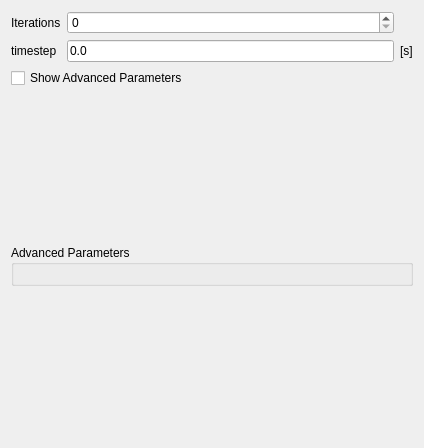
Above: ui/paramWidget.ui from haskelladdict/mcellGUI before the change. Below: the same form after it.
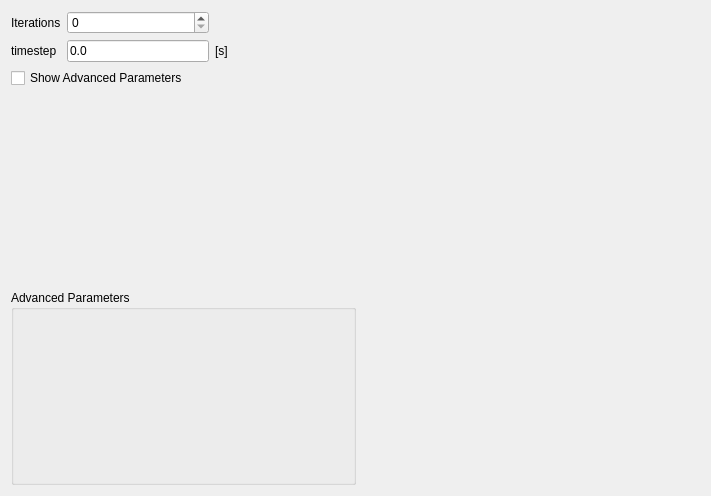
That is the form after the change.

Commit message: Improved GUI layout and sizing.

Diff of the .ui file:
```diff
--- a/ui/paramWidget.ui
+++ b/ui/paramWidget.ui
@@ -6,15 +6,56 @@
    <rect>
     <x>0</x>
     <y>0</y>
-    <width>424</width>
-    <height>448</height>
+    <width>711</width>
+    <height>496</height>
    </rect>
   </property>
   <property name="windowTitle">
    <string>Form</string>
   </property>
-  <layout class="QVBoxLayout" name="verticalLayout_2">
-   <item>
+  <layout class="QGridLayout" name="gridLayout_3">
+   <item row="4" column="0">
+    <widget class="QGroupBox" name="advancedGrouper">
+     <property name="enabled">
+      <bool>true</bool>
+     </property>
+     <property name="title">
+      <string>Advanced Parameters</string>
+     </property>
+     <property name="checkable">
+      <bool>false</bool>
+     </property>
+     <property name="checked">
+      <bool>false</bool>
+     </property>
+     <layout class="QVBoxLayout" name="verticalLayout">
+      <item>
+       <layout class="QGridLayout" name="paramGrid"/>
+      </item>
+      <item>
+       <spacer name="verticalSpacer_2">
+        <property name="orientation">
+         <enum>Qt::Vertical</enum>
+        </property>
+        <property name="sizeHint" stdset="0">
+         <size>
+          <width>14</width>
+          <height>124</height>
+         </size>
+        </property>
+       </spacer>
+      </item>
+     </layout>
+    </widget>
+   </item>
+   <item row="1" column="0">
+    <widget class="QCheckBox" name="checkBox">
+     <property name="text">
+      <string>Show Advanced Parameters</string>
+     </property>
+    </widget>
+   </item>
+   <item row="0" column="0">
     <layout class="QGridLayout" name="gridLayout" columnstretch="0,0,0">
      <item row="0" column="0">
       <widget class="QLabel" name="label">
@@ -54,58 +95,43 @@
        </property>
       </widget>
      </item>
+     <item row="0" column="2">
+      <spacer name="horizontalSpacer_2">
+       <property name="orientation">
+        <enum>Qt::Horizontal</enum>
+       </property>
+       <property name="sizeHint" stdset="0">
+        <size>
+         <width>40</width>
+         <height>20</height>
+        </size>
+       </property>
+      </spacer>
+     </item>
     </layout>
    </item>
-   <item>
-    <widget class="QCheckBox" name="checkBox">
-     <property name="text">
-      <string>Show Advanced Parameters</string>
-     </property>
-    </widget>
-   </item>
-   <item>
+   <item row="2" column="0">
     <spacer name="verticalSpacer">
      <property name="orientation">
       <enum>Qt::Vertical</enum>
      </property>
      <property name="sizeHint" stdset="0">
       <size>
-       <width>20</width>
-       <height>131</height>
+       <width>14</width>
+       <height>125</height>
       </size>
      </property>
     </spacer>
    </item>
-   <item>
-    <widget class="QGroupBox" name="advancedGrouper">
-     <property name="enabled">
-      <bool>true</bool>
-     </property>
-     <property name="title">
-      <string>Advanced Parameters</string>
-     </property>
-     <property name="checkable">
-      <bool>false</bool>
-     </property>
-     <property name="checked">
-      <bool>false</bool>
-     </property>
-     <layout class="QVBoxLayout" name="verticalLayout">
-      <item>
-       <layout class="QGridLayout" name="paramGrid"/>
-      </item>
-     </layout>
-    </widget>
-   </item>
-   <item>
-    <spacer name="verticalSpacer_2">
+   <item row="0" column="1">
+    <spacer name="horizontalSpacer">
      <property name="orientation">
-      <enum>Qt::Vertical</enum>
+      <enum>Qt::Horizontal</enum>
      </property>
      <property name="sizeHint" stdset="0">
       <size>
-       <width>20</width>
-       <height>130</height>
+       <width>40</width>
+       <height>20</height>
       </size>
      </property>
     </spacer>
```
Left out of the diff: 19 changed lines with no effect on the pictures. The commit also changes 2 other files.
